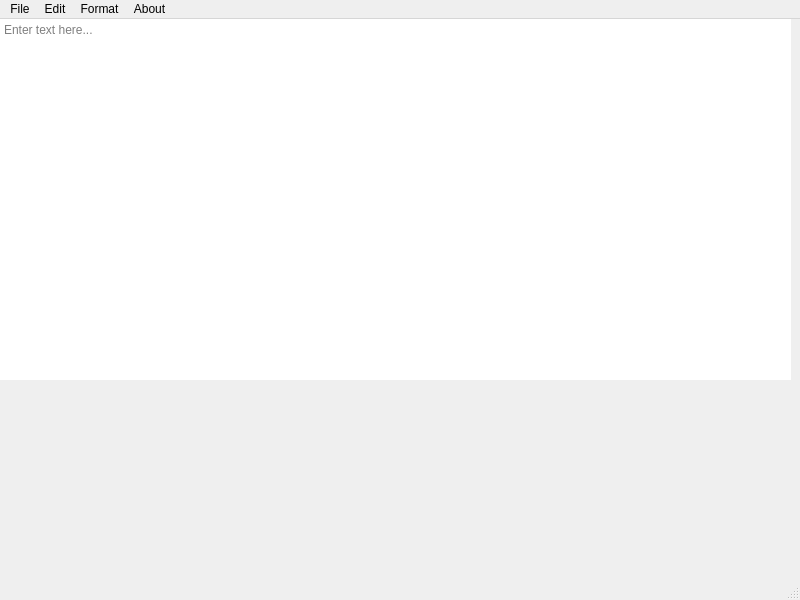
Above: mainwindow.ui from proxjega/QTNotepad before the change. Below: the same form after it.
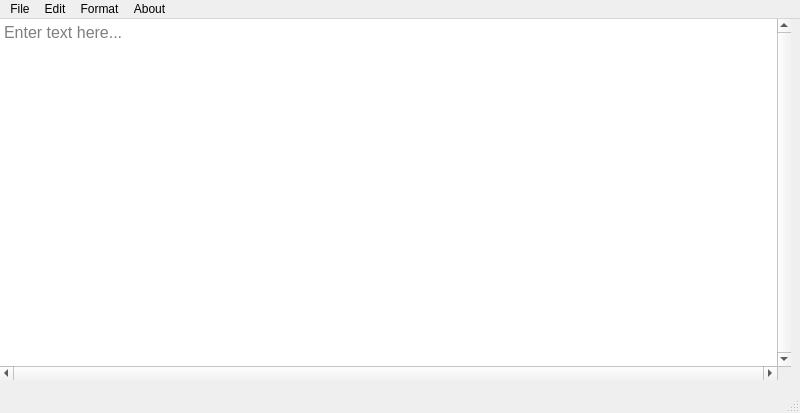
That is the form after the change.

Commit message: Print and word wrap

Patch:
```diff
--- a/mainwindow.ui
+++ b/mainwindow.ui
@@ -7,7 +7,7 @@
     <x>0</x>
     <y>0</y>
     <width>800</width>
-    <height>600</height>
+    <height>413</height>
    </rect>
   </property>
   <property name="windowTitle">
@@ -23,6 +23,17 @@
       <height>361</height>
      </rect>
     </property>
+    <property name="sizePolicy">
+     <sizepolicy hsizetype="Maximum" vsizetype="Maximum">
+      <horstretch>0</horstretch>
+      <verstretch>0</verstretch>
+     </sizepolicy>
+    </property>
+    <property name="font">
+     <font>
+      <pointsize>12</pointsize>
+     </font>
+    </property>
     <property name="layoutDirection">
      <enum>Qt::LayoutDirection::LeftToRight</enum>
     </property>
@@ -32,9 +43,21 @@
     <property name="frameShape">
      <enum>QFrame::Shape::NoFrame</enum>
     </property>
+    <property name="verticalScrollBarPolicy">
+     <enum>Qt::ScrollBarPolicy::ScrollBarAlwaysOn</enum>
+    </property>
+    <property name="horizontalScrollBarPolicy">
+     <enum>Qt::ScrollBarPolicy::ScrollBarAlwaysOn</enum>
+    </property>
+    <property name="sizeAdjustPolicy">
+     <enum>QAbstractScrollArea::SizeAdjustPolicy::AdjustToContentsOnFirstShow</enum>
+    </property>
     <property name="documentTitle">
      <string>filename</string>
     </property>
+    <property name="lineWrapMode">
+     <enum>QTextEdit::LineWrapMode::NoWrap</enum>
+    </property>
     <property name="html">
      <string>&lt;!DOCTYPE HTML PUBLIC &quot;-//W3C//DTD HTML 4.0//EN&quot; &quot;http://www.w3.org/TR/REC-html40/strict.dtd&quot;&gt;
 &lt;html&gt;&lt;head&gt;&lt;meta name=&quot;qrichtext&quot; content=&quot;1&quot; /&gt;&lt;meta charset=&quot;utf-8&quot; /&gt;&lt;title&gt;filename&lt;/title&gt;&lt;style type=&quot;text/css&quot;&gt;
@@ -42,8 +65,8 @@
 hr { height: 1px; border-width: 0; }
 li.unchecked::marker { content: &quot;\2610&quot;; }
 li.checked::marker { content: &quot;\2612&quot;; }
-&lt;/style&gt;&lt;/head&gt;&lt;body style=&quot; font-family:'Segoe UI'; font-size:9pt; font-weight:400; font-style:normal;&quot;&gt;
-&lt;p style=&quot;-qt-paragraph-type:empty; margin-top:12px; margin-bottom:12px; margin-left:0px; margin-right:0px; -qt-block-indent:0; text-indent:0px;&quot;&gt;&lt;br /&gt;&lt;/p&gt;&lt;/body&gt;&lt;/html&gt;</string>
+&lt;/style&gt;&lt;/head&gt;&lt;body style=&quot; font-family:'Segoe UI'; font-size:12pt; font-weight:400; font-style:normal;&quot;&gt;
+&lt;p style=&quot;-qt-paragraph-type:empty; margin-top:12px; margin-bottom:12px; margin-left:0px; margin-right:0px; -qt-block-indent:0; text-indent:0px; font-size:9pt;&quot;&gt;&lt;br /&gt;&lt;/p&gt;&lt;/body&gt;&lt;/html&gt;</string>
     </property>
     <property name="overwriteMode">
      <bool>false</bool>
```
Left out of the diff: 11 changed lines with no effect on the pictures. The commit also changes 3 other files.
